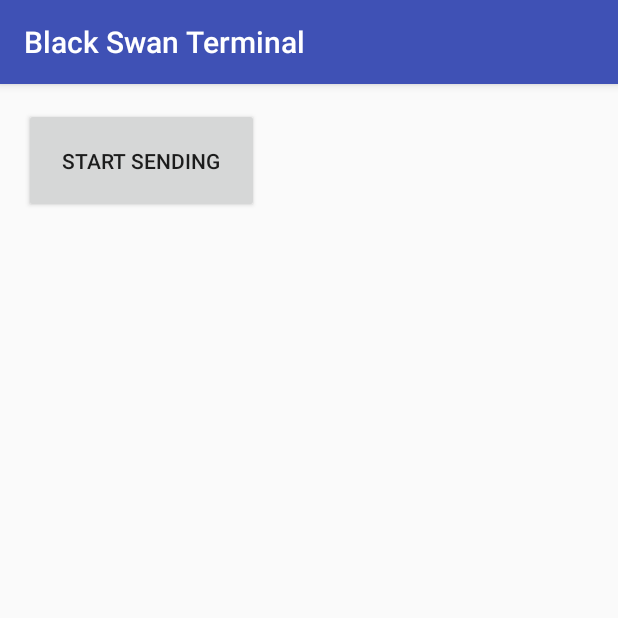
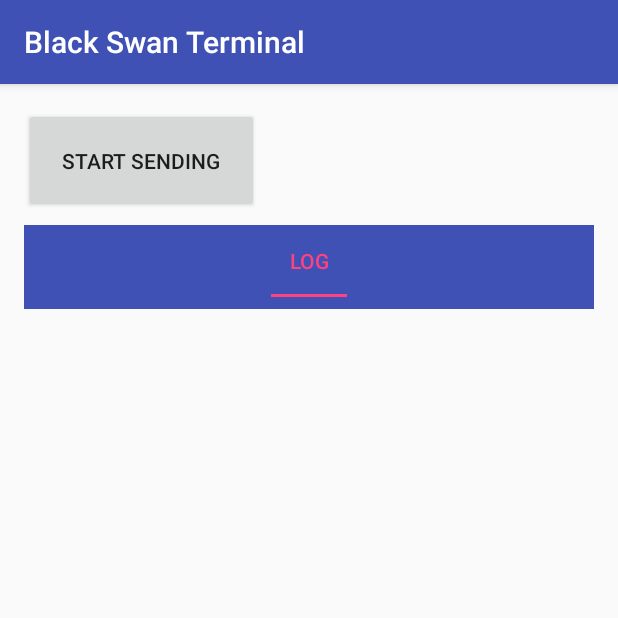
Before and after one commit to TeskaLabs/black-swan-gargoyle-android, an Android app: the screen it shows after launch (MainActivity), on a phone screen of 412 x 824 dp, the top half of it. Run offline under Robolectric (Android 15) with nearby library versions, the phone set to English and light mode, and no system bars.

Commit message:
Adding a ViewPager component and moving the app's simple logging feature there. Creating a tab. Simple design.

```diff
--- a/app/build.gradle
+++ b/app/build.gradle
@@ -25,6 +25,7 @@ dependencies {
     implementation fileTree(dir: 'libs', include: ['*.jar'])
     implementation 'com.android.support:appcompat-v7:26.1.0'
     implementation 'com.android.support.constraint:constraint-layout:1.0.2'
+    compile 'com.android.support:design:26.1.0'
     testImplementation 'junit:junit:4.12'
     androidTestImplementation 'com.android.support.test:runner:1.0.1'
     androidTestImplementation 'com.android.support.test.espresso:espresso-core:3.0.1'
--- a/app/src/main/java/com/teskalabs/bsmttapp/MainActivity.java
+++ b/app/src/main/java/com/teskalabs/bsmttapp/MainActivity.java
@@ -8,7 +8,9 @@ import android.location.LocationManager;
 import android.os.Build;
 import android.os.Message;
 import android.support.annotation.NonNull;
+import android.support.design.widget.TabLayout;
 import android.support.v4.app.ActivityCompat;
+import android.support.v4.view.ViewPager;
 import android.support.v7.app.AlertDialog;
 import android.support.v7.app.AppCompatActivity;
 import android.os.Bundle;
@@ -20,6 +22,8 @@ import com.teskalabs.bsmtt.BSMTTelemetryService;
 import com.teskalabs.bsmtt.messaging.BSMTTListener;
 import com.teskalabs.bsmtt.messaging.BSMTTMessage;
 import com.teskalabs.bsmtt.messaging.BSMTTServiceConnection;
+import com.teskalabs.bsmttapp.fragments.FragmentLog;
+import com.teskalabs.bsmttapp.fragments.ViewPagerAdapter;
 
 import org.json.JSONException;
 import org.json.JSONObject;
@@ -38,6 +42,8 @@ public class MainActivity extends AppCompatActivity implements BSMTTListener {
 	public static int READ_PHONE_STATE_PERMISSION = 301;
 	// Connection with the service
 	private BSMTTServiceConnection mConnection;
+	// JSON showing
+	private boolean wasFirstJSON;
 
 	@Override
 	protected void onCreate(Bundle savedInstanceState) {
@@ -46,11 +52,24 @@ public class MainActivity extends AppCompatActivity implements BSMTTListener {
 
 		// Default values
 		mConnection = null;
+		wasFirstJSON = false;
 
 		// Preparing the button text
 		Button btn = findViewById(R.id.sendButton);
 		if (BSMTTelemetryService.isRunning(this))
 			btn.setText(getResources().getString(R.string.btn_stop));
+
+		// View pager
+		ViewPager viewPager = findViewById(R.id.pager);
+		ViewPagerAdapter adapter = new ViewPagerAdapter(getSupportFragmentManager());
+
+		// Add Fragments to adapter one by one
+		adapter.addFragment(new FragmentLog(), getResources().getString(R.string.fragment_log));
+		viewPager.setAdapter(adapter);
+
+		// Adding tabs
+		TabLayout tabLayout = findViewById(R.id.tabs);
+		tabLayout.setupWithViewPager(viewPager);
 	}
 
 	/**
@@ -107,8 +126,10 @@ public class MainActivity extends AppCompatActivity implements BSMTTListener {
 	private void showDataFromJSON(JSONObject JSON) {
 		// Getting the view
 		TextView logView = findViewById(R.id.logView);
+		// Preparing variables
+		String oldText = logView.getText().toString();
+		StringBuilder newText = new StringBuilder();
 		// Iterating through the JSON
-		StringBuilder newText = new StringBuilder();
 		Iterator<String> iterator = JSON.keys();
 		while (iterator.hasNext()) {
 			String key = iterator.next();
@@ -117,14 +138,19 @@ public class MainActivity extends AppCompatActivity implements BSMTTListener {
 				newText.append(key);
 				newText.append(": ");
 				newText.append(value.toString());
-				newText.append("\n");
+				if (wasFirstJSON || iterator.hasNext())
+					newText.append("\n");
 			} catch (JSONException e) {
 				e.printStackTrace();
 			}
 		}
-		newText.append("\n");
-		newText.append(logView.getText().toString());
+		// Appending the old text
+		if (!oldText.equals("")) {
+			newText.append("\n");
+			newText.append(oldText);
+		}
 		// Showing the text to the user
+		wasFirstJSON = true;
 		logView.setText(newText);
 	}
 
--- /dev/null
+++ b/app/src/main/java/com/teskalabs/bsmttapp/fragments/FragmentLog.java
@@ -0,0 +1,44 @@
+package com.teskalabs.bsmttapp.fragments;
+
+import android.os.Bundle;
+import android.support.v4.app.Fragment;
+import android.view.LayoutInflater;
+import android.view.View;
+import android.view.ViewGroup;
+
+import com.teskalabs.bsmttapp.R;
+
+/**
+ * A simple fragment for showing logs.
+ * @author Premysl Cerny
+ */
+public class FragmentLog extends Fragment {
+	/**
+	 * Basic constructor.
+	 */
+	public FragmentLog() {
+
+	}
+
+	/**
+	 * A basic onCreate method.
+	 * @param savedInstanceState Bundle
+	 */
+	@Override
+	public void onCreate(Bundle savedInstanceState) {
+		super.onCreate(savedInstanceState);
+	}
+
+	/**
+	 * Creating a specified view.
+	 * @param inflater LayoutInflater
+	 * @param container ViewGroup
+	 * @param savedInstanceState Bundle
+	 * @return View
+	 */
+	@Override
+	public View onCreateView(LayoutInflater inflater, ViewGroup container,
+							 Bundle savedInstanceState) {
+		return inflater.inflate(R.layout.fragment_log, container, false);
+	}
+}
--- /dev/null
+++ b/app/src/main/java/com/teskalabs/bsmttapp/fragments/ViewPagerAdapter.java
@@ -0,0 +1,63 @@
+package com.teskalabs.bsmttapp.fragments;
+
+import android.support.v4.app.Fragment;
+import android.support.v4.app.FragmentManager;
+import android.support.v4.app.FragmentPagerAdapter;
+
+import java.util.ArrayList;
+import java.util.List;
+
+/**
+ * Keeps and returns fragments for a ViewPager.
+ */
+public class ViewPagerAdapter extends FragmentPagerAdapter {
+	private final List<Fragment> mFragmentList = new ArrayList<>();
+	private final List<String> mFragmentTitleList = new ArrayList<>();
+
+	/**
+	 * A simple constructor.
+	 * @param manager FragmentManager
+	 */
+	public ViewPagerAdapter(FragmentManager manager) {
+		super(manager);
+	}
+
+	/**
+	 * Gets an item at a specified position.
+	 * @param position int
+	 * @return Fragment
+	 */
+	@Override
+	public Fragment getItem(int position) {
+		return mFragmentList.get(position);
+	}
+
+	/**
+	 * Gets count of items/fragments.
+	 * @return int
+	 */
+	@Override
+	public int getCount() {
+		return mFragmentList.size();
+	}
+
+	/**
+	 * Adds a fragment to the adapter.
+	 * @param fragment Fragment
+	 * @param title String
+	 */
+	public void addFragment(Fragment fragment, String title) {
+		mFragmentList.add(fragment);
+		mFragmentTitleList.add(title);
+	}
+
+	/**
+	 * Returns the page title.
+	 * @param position int
+	 * @return CharSequence
+	 */
+	@Override
+	public CharSequence getPageTitle(int position) {
+		return mFragmentTitleList.get(position);
+	}
+}
--- a/app/src/main/res/layout/activity_main.xml
+++ b/app/src/main/res/layout/activity_main.xml
@@ -20,18 +20,25 @@
             android:padding="25dp"
             android:text="@string/btn_start" />
 
-        <ScrollView
-            android:paddingTop="@dimen/scroll_top_padding"
+        <android.support.design.widget.TabLayout
+            android:layout_marginTop="@dimen/small_padding"
+            android:layout_below="@id/sendButton"
+            android:id="@+id/tabs"
             android:layout_width="match_parent"
-            android:layout_height="match_parent"
-            android:layout_below="@id/sendButton">
+            android:layout_height="wrap_content"
+            app:tabMode="fixed"
+            android:background="?attr/colorPrimary"
+            android:minHeight="?attr/actionBarSize"
+            app:tabGravity="fill"
+            app:tabTextColor="@color/colorWhite"
+            app:tabSelectedTextColor="@color/colorAccent" />
 
-            <TextView
-                android:id="@+id/logView"
-                android:layout_width="match_parent"
-                android:layout_height="wrap_content"/>
-
-        </ScrollView>
+        <android.support.v4.view.ViewPager
+            android:layout_marginTop="@dimen/small_padding"
+            android:layout_below="@id/tabs"
+            android:id="@+id/pager"
+            android:layout_width="match_parent"
+            android:layout_height="match_parent"/>
 
     </RelativeLayout>
 
--- /dev/null
+++ b/app/src/main/res/layout/fragment_log.xml
@@ -0,0 +1,19 @@
+<?xml version="1.0" encoding="utf-8"?>
+<android.support.constraint.ConstraintLayout
+    xmlns:android="http://schemas.android.com/apk/res/android"
+    android:layout_width="match_parent"
+    android:layout_height="match_parent">
+
+    <ScrollView
+        android:layout_width="match_parent"
+        android:layout_height="match_parent"
+        android:layout_below="@id/sendButton">
+
+        <TextView
+            android:id="@+id/logView"
+            android:layout_width="match_parent"
+            android:layout_height="wrap_content"/>
+
+    </ScrollView>
+
+</android.support.constraint.ConstraintLayout>
--- a/app/src/main/res/values/colors.xml
+++ b/app/src/main/res/values/colors.xml
@@ -3,4 +3,5 @@
     <color name="colorPrimary">#3F51B5</color>
     <color name="colorPrimaryDark">#303F9F</color>
     <color name="colorAccent">#FF4081</color>
+    <color name="colorWhite">#FFFFFF</color>
 </resources>
--- a/app/src/main/res/values/dimen.xml
+++ b/app/src/main/res/values/dimen.xml
@@ -1,5 +1,5 @@
 <?xml version="1.0" encoding="utf-8"?>
 <resources>
     <dimen name="main_padding">16dp</dimen>
-    <dimen name="scroll_top_padding">16dp</dimen>
+    <dimen name="small_padding">8dp</dimen>
 </resources>
--- a/app/src/main/res/values/strings.xml
+++ b/app/src/main/res/values/strings.xml
@@ -5,6 +5,10 @@
     <string name="btn_start">Start sending</string>
     <string name="btn_stop">Stop sending</string>
 
+    <!-- View pager -->
+    <string name="fragment_info">Info</string>
+    <string name="fragment_log">Log</string>
+
     <!-- GPS location -->
     <string name="gps_not_allowed">The GPS is not allowed on your device. Would you like to enable it now?</string>
     <string name="gps_enable_ok">Go to Settings Page</string>
```
